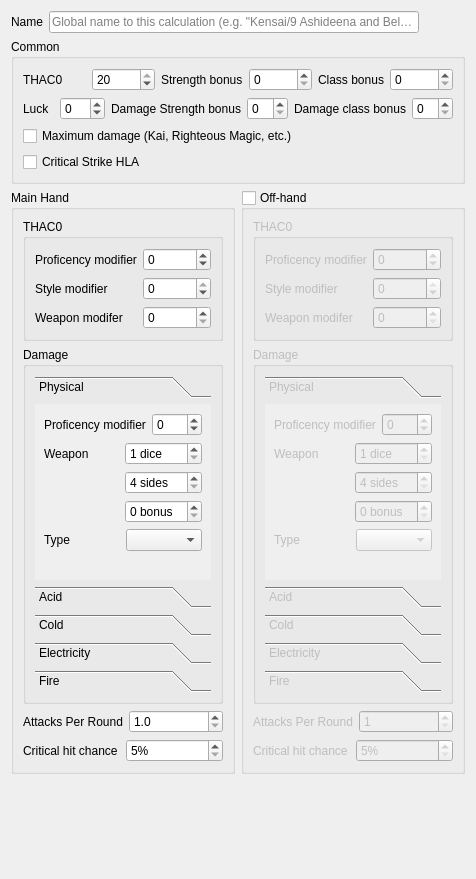
Qt form src/damagecalculationwidget.ui (moebiusproject/moebiustoolkit) before a commit.
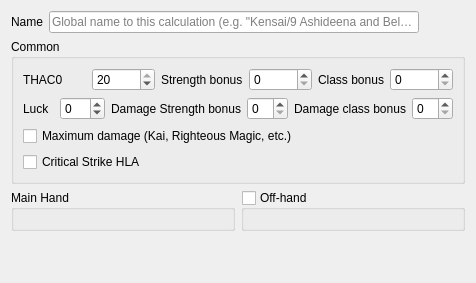
The same form after that commit. Custom widgets are drawn as their Qt base class.

Commit message: Fully transition DC's UI from monolithic to modular

Diff of the .ui file:
```diff
--- a/src/damagecalculationwidget.ui
+++ b/src/damagecalculationwidget.ui
@@ -7,7 +7,7 @@
     <x>0</x>
     <y>0</y>
     <width>476</width>
-    <height>879</height>
+    <height>283</height>
    </rect>
   </property>
   <layout class="QVBoxLayout" name="verticalLayout_9">
@@ -153,287 +153,7 @@
        </property>
        <layout class="QVBoxLayout" name="verticalLayout_4">
         <item>
-         <widget class="QGroupBox" name="mainHandThac0Group">
-          <property name="title">
-           <string>THAC0</string>
-          </property>
-          <layout class="QGridLayout" name="gridLayout_4">
-           <item row="0" column="0">
-            <widget class="QLabel" name="proficiencyThac0Modifier1Label">
-             <property name="text">
-              <string>Proficency modifier</string>
-             </property>
-            </widget>
-           </item>
-           <item row="0" column="1">
-            <widget class="QSpinBox" name="proficiencyThac0Modifier1">
-             <property name="minimum">
-              <number>-5</number>
-             </property>
-             <property name="maximum">
-              <number>3</number>
-             </property>
-            </widget>
-           </item>
-           <item row="1" column="0">
-            <widget class="QLabel" name="styleModifier1Label">
-             <property name="text">
-              <string>Style modifier</string>
-             </property>
-            </widget>
-           </item>
-           <item row="1" column="1">
-            <widget class="QSpinBox" name="styleModifier1">
-             <property name="minimum">
-              <number>-4</number>
-             </property>
-             <property name="maximum">
-              <number>0</number>
-             </property>
-            </widget>
-           </item>
-           <item row="2" column="0">
-            <widget class="QLabel" name="weaponThac0Modifier1Label">
-             <property name="text">
-              <string>Weapon modifer</string>
-             </property>
-            </widget>
-           </item>
-           <item row="2" column="1">
-            <widget class="QSpinBox" name="weaponThac0Modifier1">
-             <property name="maximum">
-              <number>6</number>
-             </property>
-            </widget>
-           </item>
-          </layout>
-         </widget>
-        </item>
-        <item>
-         <widget class="QGroupBox" name="mainHandDamageGroup">
-          <property name="title">
-           <string>Damage</string>
-          </property>
-          <layout class="QVBoxLayout" name="verticalLayout_2">
-           <item>
-            <widget class="QToolBox" name="mainHandDamage">
-             <property name="currentIndex">
-              <number>0</number>
-             </property>
-             <widget class="QWidget" name="phisicalDamagePage1">
-              <property name="geometry">
-               <rect>
-                <x>0</x>
-                <y>0</y>
-                <width>177</width>
-                <height>199</height>
-               </rect>
-              </property>
-              <attribute name="label">
-               <string>Physical</string>
-              </attribute>
-              <layout class="QVBoxLayout" name="verticalLayout_7">
-               <item>
-                <layout class="QHBoxLayout" name="horizontalLayout_4">
-                 <item>
-                  <widget class="QLabel" name="proficiencyDamageModifier1Label">
-                   <property name="text">
-                    <string>Proficency modifier</string>
-                   </property>
-                  </widget>
-                 </item>
-                 <item>
-                  <widget class="QSpinBox" name="proficiencyDamageModifier1">
-                   <property name="minimum">
-                    <number>-1</number>
-                   </property>
-                   <property name="maximum">
-                    <number>5</number>
-                   </property>
-                  </widget>
-                 </item>
-                </layout>
-               </item>
-               <item>
-                <layout class="QGridLayout" name="damageDice1Layout">
-                 <item row="0" column="0">
-                  <widget class="QLabel" name="weaponDamageDiceLabel1">
-                   <property name="text">
-                    <string>Weapon</string>
-                   </property>
-                  </widget>
-                 </item>
-                 <item row="1" column="1">
-                  <widget class="QSpinBox" name="weaponDamageDiceSide1">
-                   <property name="suffix">
-                    <string> sides</string>
-                   </property>
-                   <property name="minimum">
-                    <number>4</number>
-                   </property>
-                   <property name="maximum">
-                    <number>20</number>
-                   </property>
-                  </widget>
-                 </item>
-                 <item row="2" column="1">
-                  <widget class="QSpinBox" name="weaponDamageDiceBonus1">
-                   <property name="suffix">
-                    <string> bonus</string>
-                   </property>
-                   <property name="maximum">
-                    <number>10</number>
-                   </property>
-                  </widget>
-                 </item>
-                 <item row="0" column="1">
-                  <widget class="QSpinBox" name="weaponDamageDiceNumber1">
-                   <property name="suffix">
-                    <string> dice</string>
-                   </property>
-                   <property name="minimum">
-                    <number>1</number>
-                   </property>
-                   <property name="maximum">
-                    <number>20</number>
-                   </property>
-                  </widget>
-                 </item>
-                </layout>
-               </item>
-               <item>
-                <layout class="QHBoxLayout" name="horizontalLayout_5">
-                 <item>
-                  <widget class="QLabel" name="damageType1Label">
-                   <property name="text">
-                    <string>Type</string>
-                   </property>
-                  </widget>
-                 </item>
-                 <item>
-                  <widget class="QComboBox" name="damageType1"/>
-                 </item>
-                </layout>
-               </item>
-               <item>
-                <widget class="QLabel" name="damageDetail1">
-                 <property name="text">
-                  <string/>
-                 </property>
-                </widget>
-               </item>
-              </layout>
-             </widget>
-             <widget class="SpecialDamageWidget" name="acidDamagePage1">
-              <property name="geometry">
-               <rect>
-                <x>0</x>
-                <y>0</y>
-                <width>177</width>
-                <height>199</height>
-               </rect>
-              </property>
-              <attribute name="label">
-               <string>Acid</string>
-              </attribute>
-             </widget>
-             <widget class="SpecialDamageWidget" name="coldDamagePage1">
-              <property name="geometry">
-               <rect>
-                <x>0</x>
-                <y>0</y>
-                <width>177</width>
-                <height>199</height>
-               </rect>
-              </property>
-              <attribute name="label">
-               <string>Cold</string>
-              </attribute>
-             </widget>
-             <widget class="SpecialDamageWidget" name="electricityDamagePage1">
-              <property name="geometry">
-               <rect>
-                <x>0</x>
-                <y>0</y>
-                <width>177</width>
-                <height>199</height>
-               </rect>
-              </property>
-              <attribute name="label">
-               <string>Electricity</string>
-              </attribute>
-             </widget>
-             <widget class="SpecialDamageWidget" name="fireDamagePage1">
-              <property name="geometry">
-               <rect>
-                <x>0</x>
-                <y>0</y>
-                <width>177</width>
-                <height>199</height>
-               </rect>
-              </property>
-              <attribute name="label">
-               <string>Fire</string>
-              </attribute>
-             </widget>
-            </widget>
-           </item>
-          </layout>
-         </widget>
-        </item>
-        <item>
-         <layout class="QHBoxLayout" name="horizontalLayout_10">
-          <item>
-           <widget class="QLabel" name="attacksPerRound1Label">
-            <property name="text">
-             <string>Attacks Per Round</string>
-            </property>
-           </widget>
-          </item>
-          <item>
-           <widget class="QDoubleSpinBox" name="attacksPerRound1">
-            <property name="decimals">
-             <number>1</number>
-            </property>
-            <property name="minimum">
-             <double>1.000000000000000</double>
-            </property>
-            <property name="maximum">
-             <double>10.000000000000000</double>
-            </property>
-            <property name="singleStep">
-             <double>0.500000000000000</double>
-            </property>
-           </widget>
-          </item>
-         </layout>
-        </item>
-        <item>
-         <layout class="QHBoxLayout" name="horizontalLayout_9">
-          <item>
-           <widget class="QLabel" name="criticalHitChance1Label">
-            <property name="text">
-             <string>Critical hit chance</string>
-            </property>
-           </widget>
-          </item>
-          <item>
-           <widget class="QSpinBox" name="criticalHitChance1">
-            <property name="suffix">
-             <string>%</string>
-            </property>
-            <property name="minimum">
-             <number>5</number>
-            </property>
-            <property name="maximum">
-             <number>100</number>
-            </property>
-            <property name="singleStep">
-             <number>5</number>
-            </property>
-           </widget>
-          </item>
-         </layout>
+         <widget class="WeaponArrangementWidget" name="weapon1" native="true"/>
         </item>
        </layout>
       </widget>
@@ -451,281 +171,7 @@
        </property>
        <layout class="QVBoxLayout" name="verticalLayout_6">
         <item>
-         <widget class="QGroupBox" name="offHandThac0Group">
-          <property name="title">
-           <string>THAC0</string>
-          </property>
-          <layout class="QGridLayout" name="gridLayout_3">
-           <item row="0" column="0">
-            <widget class="QLabel" name="proficiencyThac0Modifier2Label">
-             <property name="text">
-              <string>Proficency modifier</string>
-             </property>
-            </widget>
-           </item>
-           <item row="0" column="1">
-            <widget class="QSpinBox" name="proficiencyThac0Modifier2">
-             <property name="minimum">
-              <number>-5</number>
-             </property>
-             <property name="maximum">
-              <number>3</number>
-             </property>
-            </widget>
-           </item>
-           <item row="1" column="0">
-            <widget class="QLabel" name="styleModifier2Label">
-             <property name="text">
-              <string>Style modifier</string>
-             </property>
-            </widget>
-           </item>
-           <item row="1" column="1">
-            <widget class="QSpinBox" name="styleModifier2">
-             <property name="minimum">
-              <number>-8</number>
-             </property>
-             <property name="maximum">
-              <number>0</number>
-             </property>
-            </widget>
-           </item>
-           <item row="2" column="0">
-            <widget class="QLabel" name="weaponThac0Modifier2Label">
-             <property name="text">
-              <string>Weapon modifer</string>
-             </property>
-            </widget>
-           </item>
-           <item row="2" column="1">
-            <widget class="QSpinBox" name="weaponThac0Modifier2">
-             <property name="maximum">
-              <number>6</number>
-             </property>
-            </widget>
-           </item>
-          </layout>
-         </widget>
-        </item>
-        <item>
-         <widget class="QGroupBox" name="offHandDamageGroup">
-          <property name="title">
-           <string>Damage</string>
-          </property>
-          <layout class="QVBoxLayout" name="verticalLayout_5">
-           <item>
-            <widget class="QToolBox" name="offHandDamage">
-             <property name="currentIndex">
-              <number>0</number>
-             </property>
-             <widget class="QWidget" name="phisicalDamagePage2">
-              <property name="geometry">
-               <rect>
-                <x>0</x>
-                <y>0</y>
-                <width>177</width>
-                <height>199</height>
-               </rect>
-              </property>
-              <attribute name="label">
-               <string>Physical</string>
-              </attribute>
-              <layout class="QVBoxLayout" name="verticalLayout_3">
-               <item>
-                <layout class="QHBoxLayout" name="horizontalLayout_6">
-                 <item>
-                  <widget class="QLabel" name="proficiencyDamageModifier2Label">
-                   <property name="text">
-                    <string>Proficency modifier</string>
-                   </property>
-                  </widget>
-                 </item>
-                 <item>
-                  <widget class="QSpinBox" name="proficiencyDamageModifier2">
-                   <property name="minimum">
-                    <number>-1</number>
-                   </property>
-                   <property name="maximum">
-                    <number>5</number>
-                   </property>
-                  </widget>
-                 </item>
-                </layout>
-               </item>
-               <item>
-                <layout class="QGridLayout" name="damageDice2Layout">
-                 <item row="2" column="1">
-                  <widget class="QSpinBox" name="weaponDamageDiceBonus2">
-                   <property name="suffix">
-                    <string> bonus</string>
-                   </property>
-                   <property name="maximum">
-                    <number>10</number>
-                   </property>
-                  </widget>
-                 </item>
-                 <item row="1" column="1">
-                  <widget class="QSpinBox" name="weaponDamageDiceSide2">
-                   <property name="suffix">
-                    <string> sides</string>
-                   </property>
-                   <property name="minimum">
-                    <number>4</number>
-                   </property>
-                   <property name="maximum">
-                    <number>20</number>
-                   </property>
-                  </widget>
-                 </item>
-                 <item row="0" column="1">
-                  <widget class="QSpinBox" name="weaponDamageDiceNumber2">
-                   <property name="suffix">
-                    <string> dice</string>
-                   </property>
-                   <property name="minimum">
-                    <number>1</number>
-                   </property>
-                   <property name="maximum">
-                    <number>20</number>
-                   </property>
-                  </widget>
-                 </item>
-                 <item row="0" column="0">
-                  <widget class="QLabel" name="weaponDamageDiceLabel2">
-                   <property name="text">
-                    <string>Weapon</string>
-                   </property>
-                  </widget>
-                 </item>
-                </layout>
-               </item>
-               <item>
-                <layout class="QHBoxLayout" name="horizontalLayout_7">
-                 <item>
-                  <widget class="QLabel" name="damageType2Label">
-                   <property name="text">
-                    <string>Type</string>
-                   </property>
-                  </widget>
-                 </item>
-                 <item>
-                  <widget class="QComboBox" name="damageType2"/>
-                 </item>
-                </layout>
-               </item>
-               <item>
-                <widget class="QLabel" name="damageDetail2">
-                 <property name="text">
-                  <string/>
-                 </property>
-                </widget>
-               </item>
-              </layout>
-             </widget>
-             <widget class="SpecialDamageWidget" name="acidDamagePage2">
-              <property name="geometry">
-               <rect>
-                <x>0</x>
-                <y>0</y>
-                <width>177</width>
-                <height>199</height>
-               </rect>
-              </property>
-              <attribute name="label">
-               <string>Acid</string>
-              </attribute>
-             </widget>
-             <widget class="SpecialDamageWidget" name="coldDamagePage2">
-              <property name="geometry">
-               <rect>
-                <x>0</x>
-                <y>0</y>
-                <width>177</width>
-                <height>199</height>
-               </rect>
-              </property>
-              <attribute name="label">
-               <string>Cold</string>
-              </attribute>
-             </widget>
-             <widget class="SpecialDamageWidget" name="electricityDamagePage2">
-              <property name="geometry">
-               <rect>
-                <x>0</x>
-                <y>0</y>
-                <width>177</width>
-                <height>199</height>
-               </rect>
-              </property>
-              <attribute name="label">
-               <string>Electricity</string>
-              </attribute>
-             </widget>
-             <widget class="SpecialDamageWidget" name="fireDamagePage2">
-              <property name="geometry">
-               <rect>
-                <x>0</x>
-                <y>0</y>
-                <width>177</width>
-                <height>199</height>
-               </rect>
-              </property>
-              <attribute name="label">
-               <string>Fire</string>
-              </attribute>
-             </widget>
-            </widget>
-           </item>
-          </layout>
-         </widget>
-        </item>
-        <item>
-         <layout class="QHBoxLayout" name="horizontalLayout_11">
-          <item>
-           <widget class="QLabel" name="attacksPerRound2Label">
-            <property name="text">
-             <string>Attacks Per Round</string>
-            </property>
-           </widget>
-          </item>
-          <item>
-           <widget class="QSpinBox" name="attacksPerRound2">
-            <property name="minimum">
-             <number>1</number>
-            </property>
-            <property name="maximum">
-             <number>2</number>
-            </property>
-           </widget>
-          </item>
-         </layout>
-        </item>
-        <item>
-         <layout class="QHBoxLayout" name="horizontalLayout_12">
-          <item>
-           <widget class="QLabel" name="criticalHitChance2Label">
-            <property name="text">
-             <string>Critical hit chance</string>
-            </property>
-           </widget>
-          </item>
-          <item>
-           <widget class="QSpinBox" name="criticalHitChance2">
-            <property name="suffix">
-             <string>%</string>
-            </property>
-            <property name="minimum">
-             <number>5</number>
-            </property>
-            <property name="maximum">
-             <number>100</number>
-            </property>
-            <property name="singleStep">
-             <number>5</number>
-            </property>
-           </widget>
-          </item>
-         </layout>
+         <widget class="WeaponArrangementWidget" name="weapon2" native="true"/>
         </item>
        </layout>
       </widget>
@@ -752,7 +198,7 @@
  </widget>
  <customwidgets>
   <customwidget>
-   <class>SpecialDamageWidget</class>
+   <class>WeaponArrangementWidget</class>
    <extends>QWidget</extends>
    <header>damagecalculatorpage.h</header>
    <container>1</container>
```
The commit also changes 4 other files.
